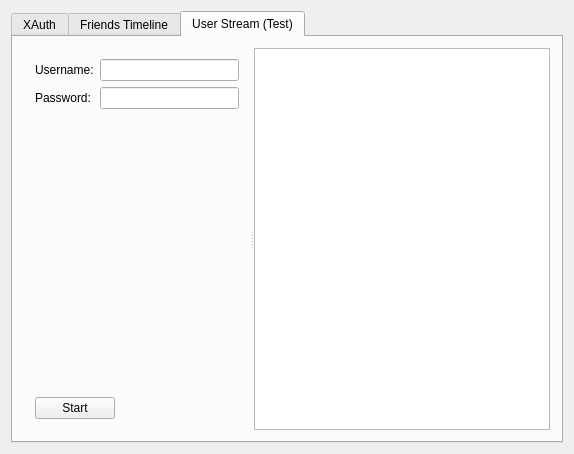
Old version of the form exampletest/mainwindow.ui in the repository minimoog/QTweetLib.
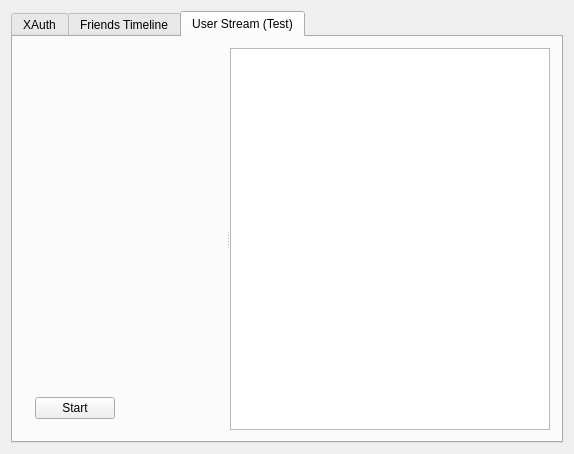
New version of the form.

Commit message: User stream now uses OAuth.

Diff of the .ui file:
```diff
--- a/exampletest/mainwindow.ui
+++ b/exampletest/mainwindow.ui
@@ -298,33 +298,9 @@
           <property name="orientation">
            <enum>Qt::Horizontal</enum>
           </property>
-          <widget class="QWidget" name="">
+          <widget class="QWidget" name="layoutWidget">
            <layout class="QGridLayout" name="gridLayout_4">
-            <item row="0" column="0" colspan="3">
-             <layout class="QFormLayout" name="formLayout_3">
-              <item row="0" column="0">
-               <widget class="QLabel" name="label_13">
-                <property name="text">
-                 <string>Username:</string>
-                </property>
-               </widget>
-              </item>
-              <item row="0" column="1">
-               <widget class="QLineEdit" name="usernameUserStreamLineEdit"/>
-              </item>
-              <item row="1" column="0">
-               <widget class="QLabel" name="label_14">
-                <property name="text">
-                 <string>Password:</string>
-                </property>
-               </widget>
-              </item>
-              <item row="1" column="1">
-               <widget class="QLineEdit" name="passwordUserStreamLineEdit"/>
-              </item>
-             </layout>
-            </item>
-            <item row="1" column="1">
+            <item row="0" column="1">
              <spacer name="verticalSpacer_2">
               <property name="orientation">
                <enum>Qt::Vertical</enum>
@@ -344,7 +320,7 @@
               </property>
              </widget>
             </item>
-            <item row="2" column="2">
+            <item row="1" column="2">
              <spacer name="horizontalSpacer_3">
               <property name="orientation">
                <enum>Qt::Horizontal</enum>
```
Left out of the diff: 2 changed lines with no effect on the pictures. The commit also changes 4 other files.
